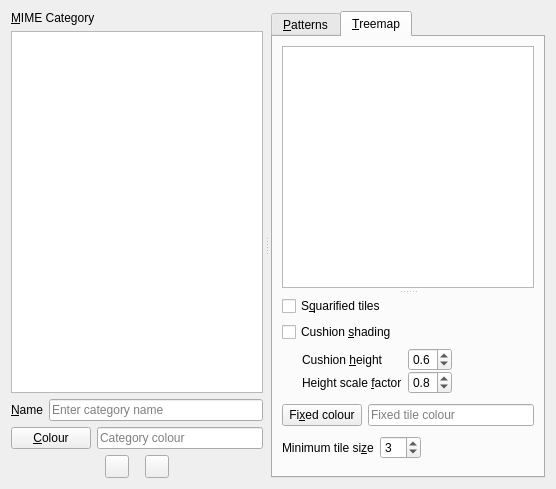
Qt form src/mime-category-config-page.ui (Lithopsian/qdirstat) before a commit.
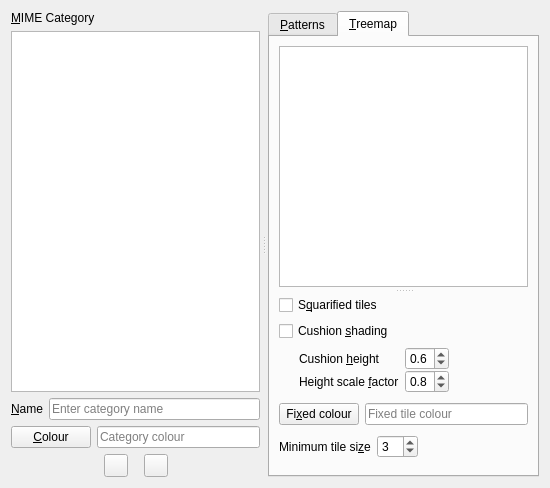
The same form after that commit. The open tabs and pages were chosen to show the change. Icons and pictures are not drawn. Custom widgets are drawn as their Qt base class.

What changed in the file:
```diff
--- a/src/mime-category-config-page.ui
+++ b/src/mime-category-config-page.ui
@@ -2,6 +2,14 @@
 <ui version="4.0">
  <class>MimeCategoryConfigPage</class>
  <widget class="QWidget" name="MimeCategoryConfigPage">
+  <property name="geometry">
+   <rect>
+    <x>0</x>
+    <y>0</y>
+    <width>550</width>
+    <height>488</height>
+   </rect>
+  </property>
   <layout class="QHBoxLayout" name="horizontalLayout_6">
    <item>
     <widget class="QSplitter" name="horizontalSplitter">
@@ -275,6 +283,18 @@
            <property name="toolTip">
             <string>Preview treemap appearance</string>
            </property>
+           <property name="verticalScrollBarPolicy">
+            <enum>Qt::ScrollBarAlwaysOff</enum>
+           </property>
+           <property name="horizontalScrollBarPolicy">
+            <enum>Qt::ScrollBarAlwaysOff</enum>
+           </property>
+           <property name="renderHints">
+            <set>QPainter::SmoothPixmapTransform|QPainter::TextAntialiasing</set>
+           </property>
+           <property name="optimizationFlags">
+            <set>QGraphicsView::DontAdjustForAntialiasing|QGraphicsView::DontSavePainterState</set>
+           </property>
           </widget>
           <widget class="QWidget" name="layoutWidget2">
            <layout class="QVBoxLayout" name="verticalLayout">
```
Left out of the diff: 3 changed lines with no effect on the pictures.
